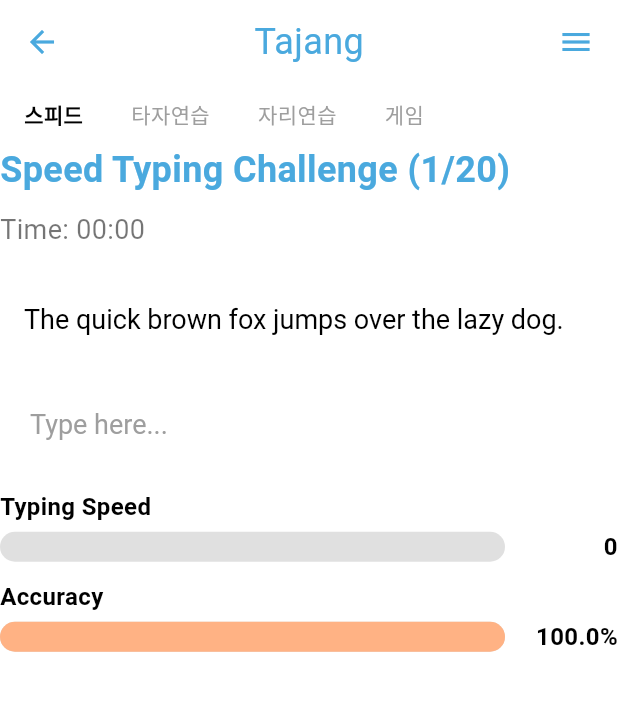
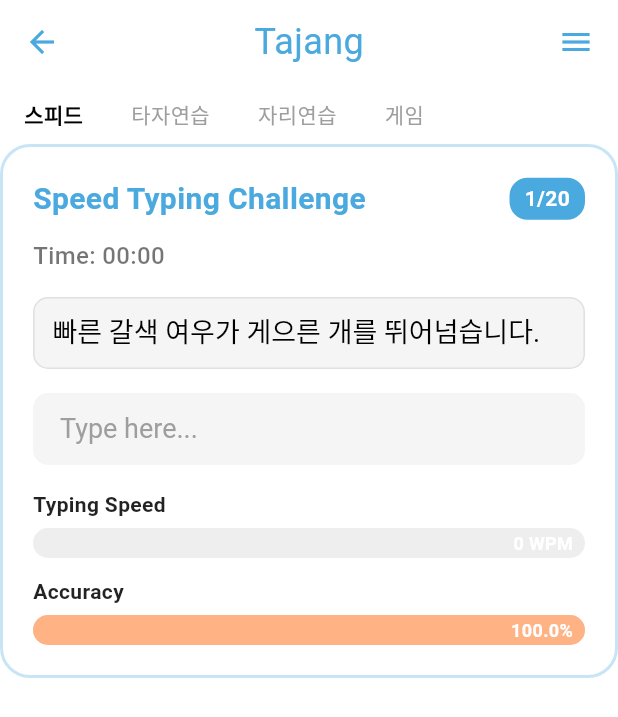
Before and after one commit to Do-Boo/TaJJang, a Flutter app: the screen it shows after launch, on a phone screen of 412 x 824 dp. Shown: the top 717 px of the screen. Run offline on Flutter 3.47's test engine with Material 3 defaults, Android fonts, the phone set to English and light mode, and no system bars; our stand-ins replace fl_chart; Roboto replaces fonts that are missing (YourFontFamily).

Commit message:
2024.9.20.(금) 21:00 작동확인

```diff
--- a/lib/widgets/w_speed_typing.dart
+++ b/lib/widgets/w_speed_typing.dart
@@ -35,6 +35,29 @@
     "Five quacking Zephyrs jolt my wax bed."
   ];
 
+  final List<String> _koreanSentences = [
+    "빠른 갈색 여우가 게으른 개를 뛰어넘습니다.",
+    "모든 국민은 인간으로서의 존엄과 가치를 가집니다.",
+    "세종대왕은 한글을 창제한 조선의 제4대 왕입니다.",
+    "우리나라의 국화는 무궁화입니다.",
+    "독도는 우리나라 동쪽 끝에 있는 아름다운 섬입니다.",
+    "한강은 서울을 가로지르는 큰 강입니다.",
+    "김치는 한국의 대표적인 발효 음식입니다.",
+    "태권도는 한국의 전통 무술입니다.",
+    "제주도는 한국의 가장 큰 섬입니다.",
+    "백두산은 한반도의 최고봉입니다.",
+    "불고기는 한국의 유명한 고기 요리입니다.",
+    "한복은 한국의 전통 의상입니다.",
+    "판소리는 한국의 전통 음악입니다.",
+    "남대문은 서울의 상징적인 건축물입니다.",
+    "bibimbap은 한국의 대표적인 비빔 요리입니다.",
+    "소나무는 우리나라의 대표적인 나무입니다.",
+    "한옥은 한국의 전통 가옥 양식입니다.",
+    "청와대는 대한민국 대통령의 집무실입니다.",
+    "광화문은 경복궁의 정문입니다.",
+    "남산타워는 서울의 랜드마크입니다.",
+  ];
+
   late String _currentSentence;
   late TextEditingController _controller;
   int _currentIndex = 0;
@@ -45,14 +68,14 @@
   DateTime? _startTime;
   Timer? _timer;
   late AnimationController _animationController;
-  bool _hasStarted = false;
+  bool _practiceStarted = false;
   bool _isFinished = false;
   Duration _elapsedTime = Duration.zero;
 
   @override
   void initState() {
     super.initState();
-    _currentSentence = _sentences[_currentIndex];
+    _currentSentence = _koreanSentences[_currentIndex];
     _controller = TextEditingController();
     _animationController = AnimationController(
       vsync: this,
@@ -68,10 +91,17 @@
     super.dispose();
   }
 
+  void _startPractice() {
+    if (!_practiceStarted) {
+      _practiceStarted = true;
+      _startTime = DateTime.now();
+      _startTimer();
+    }
+  }
+
   void _startTimer() {
-    _startTime = DateTime.now();
     _timer = Timer.periodic(const Duration(milliseconds: 100), (timer) {
-      if (_hasStarted && !_isFinished) {
+      if (_practiceStarted && !_isFinished) {
         setState(() {
           _elapsedTime = DateTime.now().difference(_startTime!);
           _updateTypingSpeed();
@@ -81,19 +111,26 @@
   }
 
   void _updateTypingSpeed() {
+    if (_startTime != null) {
       final minutes = _elapsedTime.inMilliseconds / 60000;
       if (minutes > 0) {
+        setState(() {
+          if (_totalChars > 0) {
             _typingSpeed = (_totalChars / minutes).round();
+          } else {
+            _typingSpeed = 0; // 새 문장의 첫 글자가 입력되기 전에는 0으로 설정
+          }
+        });
+      }
     }
   }
 
   void _checkInput(String value) {
-    setState(() {
-      if (!_hasStarted && value.isNotEmpty) {
-        _hasStarted = true;
-        _startTimer();
+    if (!_practiceStarted) {
+      _startPractice();
     }
 
+    setState(() {
       _correctChars = 0;
       _totalChars = value.length;
 
@@ -107,7 +144,7 @@
       _updateTypingSpeed();
       _animationController.forward(from: 0);
 
-      if (value.length > _currentSentence.length) {
+      if (value == _currentSentence) {
         _nextSentence();
       }
     });
@@ -115,15 +152,12 @@
 
   void _nextSentence() {
     if (_currentIndex < 19) {
-      // 20번째 문장까지만 진행
       setState(() {
         _currentIndex++;
-        _currentSentence = _sentences[_currentIndex];
+        _currentSentence = _koreanSentences[_currentIndex];
         _controller.clear();
         _correctChars = 0;
-        _totalChars = _currentSentence.length;
-        _hasStarted = false;
-        _typingSpeed = 0;
+        _totalChars = 0;
         _accuracy = 100.0;
       });
     } else {
@@ -134,6 +168,7 @@
   void _finishPractice() {
     setState(() {
       _isFinished = true;
+      _practiceStarted = false;
     });
     _timer?.cancel();
     // 여기에 결과 표시 로직을 추가하세요
@@ -142,25 +177,48 @@
   @override
   Widget build(BuildContext context) {
     return Container(
+      padding: const EdgeInsets.all(20), // 전체 패딩을 24에서 20으로 줄임
+      decoration: BoxDecoration(
+        color: Colors.white,
+        borderRadius: BorderRadius.circular(20),
+        border: Border.all(color: const Color(0xFF4AA9DE).withOpacity(0.3), width: 2),
+      ),
       child: Column(
         crossAxisAlignment: CrossAxisAlignment.start,
         children: [
-          Text(
-            "Speed Typing Challenge (${_currentIndex + 1}/20)",
-            style: const TextStyle(fontSize: 24, fontWeight: FontWeight.bold, color: Color(0xFF4AA9DE)),
+          Row(
+            mainAxisAlignment: MainAxisAlignment.spaceBetween,
+            children: [
+              const Text(
+                "Speed Typing Challenge",
+                style: TextStyle(fontSize: 20, fontWeight: FontWeight.bold, color: Color(0xFF4AA9DE)), // 폰트 크기를 22에서 20으로 줄임
               ),
-          const SizedBox(height: 10),
+              Container(
+                padding: const EdgeInsets.symmetric(horizontal: 10, vertical: 4), // 패딩을 줄임
+                decoration: BoxDecoration(
+                  color: const Color(0xFF4AA9DE),
+                  borderRadius: BorderRadius.circular(12), // 모서리 반경을 15에서 12로 줄임
+                ),
+                child: Text(
+                  "${_currentIndex + 1}/20",
+                  style: const TextStyle(fontSize: 14, fontWeight: FontWeight.bold, color: Colors.white), // 폰트 크기를 16에서 14로 줄임
+                ),
+              ),
+            ],
+          ),
+          const SizedBox(height: 12), // 16에서 12로 줄임
           Text(
             "Time: ${_formatDuration(_elapsedTime)}",
-            style: const TextStyle(fontSize: 18, color: Colors.black54),
+            style: const TextStyle(fontSize: 16, color: Colors.black54, fontWeight: FontWeight.w500), // 폰트 크기를 18에서 16으로 줄임
           ),
-          const SizedBox(height: 20),
+          const SizedBox(height: 16), // 24에서 16으로 줄임
           Container(
-            padding: const EdgeInsets.all(16),
+            padding: const EdgeInsets.all(12), // 16에서 12로 줄임
             width: double.infinity,
             decoration: BoxDecoration(
-              color: Colors.white,
-              borderRadius: BorderRadius.circular(12),
+              color: Colors.grey[100],
+              borderRadius: BorderRadius.circular(10), // 12에서 10으로 줄임
+              border: Border.all(color: Colors.grey[300]!, width: 1),
             ),
             child: RichText(
               text: TextSpan(
@@ -169,28 +227,31 @@
               ),
             ),
           ),
-          const SizedBox(height: 20),
+          const SizedBox(height: 16), // 24에서 16으로 줄임
           TextField(
             controller: _controller,
             onChanged: _checkInput,
             onSubmitted: (_) => _nextSentence(),
             style: commonTextStyle,
             decoration: InputDecoration(
-              contentPadding: const EdgeInsets.symmetric(horizontal: 16, vertical: 12),
+              contentPadding: const EdgeInsets.symmetric(horizontal: 14, vertical: 10), // 패딩을 줄임
               hintText: "Type here...",
               hintStyle: commonTextStyle.copyWith(color: Colors.grey),
               filled: true,
-              fillColor: Colors.white,
+              fillColor: Colors.grey[100],
               border: OutlineInputBorder(
-                borderRadius: BorderRadius.circular(12),
+                borderRadius: BorderRadius.circular(10), // 12에서 10으로 줄임
                 borderSide: BorderSide.none,
               ),
-              isDense: true,
+              focusedBorder: OutlineInputBorder(
+                borderRadius: BorderRadius.circular(10), // 12에서 10으로 줄임
+                borderSide: const BorderSide(color: Color(0xFF4AA9DE), width: 2),
               ),
             ),
-          const SizedBox(height: 20),
+          ),
+          const SizedBox(height: 16), // 24에서 16으로 줄임
           _buildAnimatedGraph("Typing Speed", _typingSpeed.toDouble(), 300, const Color(0xFF4AA9DE)),
-          const SizedBox(height: 10),
+          const SizedBox(height: 12), // 16에서 12로 줄임
           _buildAnimatedGraph("Accuracy", _accuracy, 100, const Color(0xFFFFB284)),
         ],
       ),
@@ -220,44 +281,42 @@
     return Column(
       crossAxisAlignment: CrossAxisAlignment.start,
       children: [
-        Text(title, style: const TextStyle(fontSize: 16, fontWeight: FontWeight.bold)),
-        const SizedBox(height: 4),
-        Row(
+        Text(title, style: const TextStyle(fontSize: 14, fontWeight: FontWeight.bold, color: Colors.black87)), // 폰트 크기를 16에서 14로 줄임
+        const SizedBox(height: 6), // 8에서 6으로 줄임
+        Stack(
           children: [
-            Expanded(
-              flex: 5,
-              child: AnimatedContainer(
+            Container(
+              height: 20, // 24에서 20으로 줄임
+              decoration: BoxDecoration(
+                color: Colors.grey[200],
+                borderRadius: BorderRadius.circular(10), // 12에서 10으로 줄임
+              ),
+            ),
+            AnimatedContainer(
               duration: const Duration(milliseconds: 300),
-                height: 20,
-                decoration: BoxDecoration(
-                  color: Colors.grey[300],
-                  borderRadius: BorderRadius.circular(10),
-                ),
-                child: FractionallySizedBox(
-                  alignment: Alignment.centerLeft,
-                  widthFactor: graphValue / maxGraphValue,
-                  child: Container(
+              height: 20, // 24에서 20으로 줄임
+              width: (graphValue / maxGraphValue) * (MediaQuery.of(context).size.width - 40), // 48에서 40으로 줄임
               decoration: BoxDecoration(
                 color: color,
-                      borderRadius: BorderRadius.circular(10),
+                borderRadius: BorderRadius.circular(10), // 12에서 10으로 줄임
               ),
             ),
-                ),
-              ),
-            ),
-            const SizedBox(width: 8),
-            Expanded(
-              flex: 1,
+            Positioned.fill(
+              child: Align(
+                alignment: Alignment.centerRight,
+                child: Padding(
+                  padding: const EdgeInsets.only(right: 8.0), // 12에서 8로 줄임
                   child: TweenAnimationBuilder<double>(
                     tween: Tween<double>(begin: value, end: currentValue),
                     duration: const Duration(milliseconds: 300),
                     builder: (context, value, child) {
                       return Text(
-                    title == "Typing Speed" ? '${value.round()}' : '${value.toStringAsFixed(1)}%',
-                    style: const TextStyle(fontSize: 16, fontWeight: FontWeight.bold),
-                    textAlign: TextAlign.right,
+                        title == "Typing Speed" ? '${value.round()} WPM' : '${value.toStringAsFixed(1)}%',
+                        style: const TextStyle(fontSize: 12, fontWeight: FontWeight.bold, color: Colors.white), // 폰트 크기를 14에서 12로 줄임
                       );
                     },
+                  ),
+                ),
               ),
             ),
           ],
```
Lines whose indentation alone changed are shown as unchanged.
